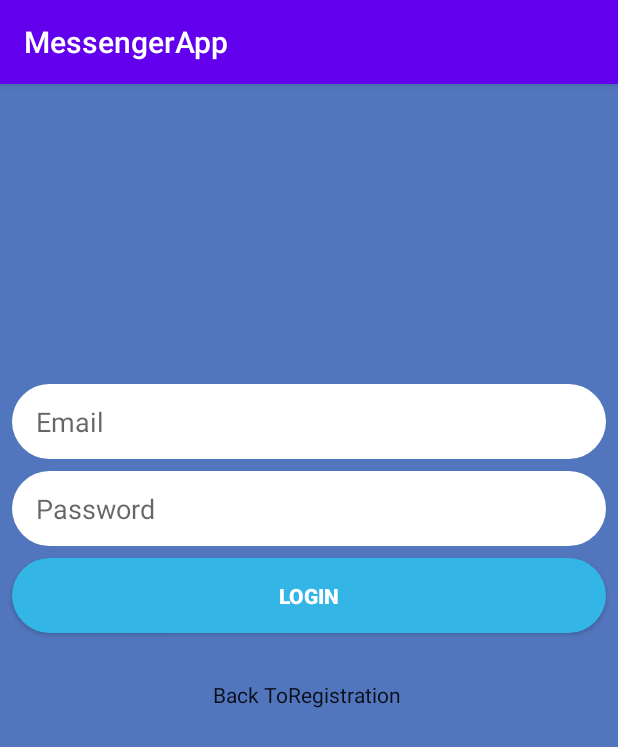
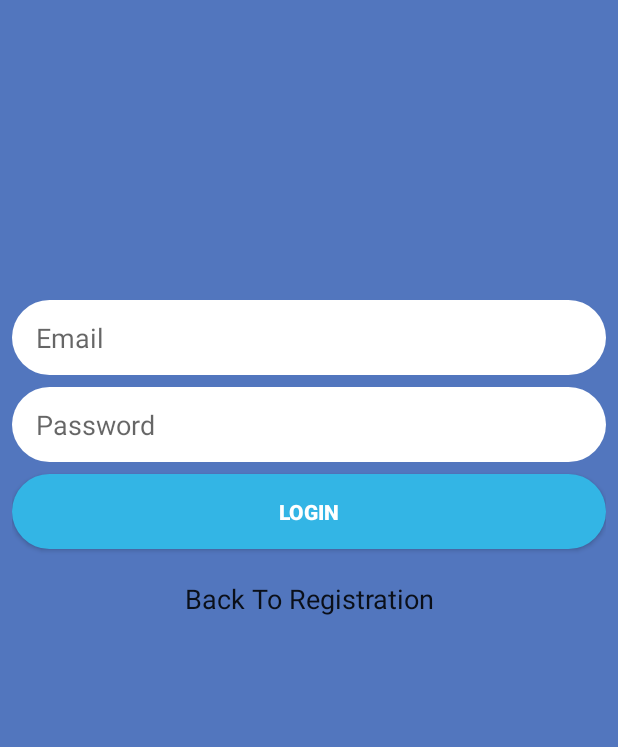
Before and after one commit to Lateef-Kdk/MessagingApp-Kotlin-, an Android app: the screen it shows after launch (LoginActivity), after a tap on "Already Have An Account?", on a phone screen of 412 x 824 dp. Shown: the top 747 px of the screen. Run offline under Robolectric (Android 15) with nearby library versions, the phone set to English and light mode, and no system bars; our stand-ins replace Firebase (no records; nobody signed in at launch, a user with empty details on screens opened directly); libraries missing offline, so code that uses them is left out: com.xwray.groupie; 1 other tap on this screen came first.

Commit message:
Made minor improvements

```diff
--- a/MessengerApp/app/src/main/java/Views/LatesMesageRow.kt
+++ b/MessengerApp/app/src/main/java/Views/LatesMesageRow.kt
@@ -1,7 +1,7 @@
 package Views
 
-import Models.ChatMessageClass
-import Models.UserClass
+import modelsPackage.ChatMessageClass
+import modelsPackage.UserClass
 import com.example.messengerapp.R
 import com.google.firebase.auth.FirebaseAuth
 import com.google.firebase.database.DataSnapshot
--- a/MessengerApp/app/src/main/java/com/example/messengerapp/SplashActivity.kt
+++ b/MessengerApp/app/src/main/java/com/example/messengerapp/SplashActivity.kt
@@ -1,12 +1,13 @@
 package com.example.messengerapp
 
-import Messages.LatestMessageActivity
-import RegisterLogin.RegisterActivity
+import messagesPackage.LatestMessageActivity
+import registerLoginPackage.RegisterActivity
 import android.content.Intent
 import androidx.appcompat.app.AppCompatActivity
 import android.os.Bundle
 import android.os.Handler
 import android.util.Log
+import android.view.WindowManager
 import com.google.firebase.auth.FirebaseAuth
 
 class SplashActivity : AppCompatActivity() {
@@ -16,6 +17,10 @@ class SplashActivity : AppCompatActivity() {
         super.onCreate(savedInstanceState)
         setContentView(R.layout.activity_splash)
 
+        supportActionBar?.hide()    //hide the fat bar at the top of the app/
+        window.setFlags(WindowManager.LayoutParams.FLAG_FULLSCREEN, WindowManager.LayoutParams.FLAG_FULLSCREEN) // Hide the status bar
+
+        //I think this just makes it wait.
         handler = Handler()
         handler.postDelayed({
             verifyUserIsLoggedIn()
--- a/MessengerApp/app/src/main/java/Messages/ChatLogActivity.kt
+++ b/MessengerApp/app/src/main/java/messagesPackage/ChatLogActivity.kt
@@ -1,7 +1,7 @@
-package Messages
+package messagesPackage
 
-import Models.ChatMessageClass
-import Models.UserClass
+import modelsPackage.ChatMessageClass
+import modelsPackage.UserClass
 import androidx.appcompat.app.AppCompatActivity
 import android.os.Bundle
 import android.util.Log
--- a/MessengerApp/app/src/main/java/Messages/NewMessageActivity.kt
+++ b/MessengerApp/app/src/main/java/messagesPackage/NewMessageActivity.kt
@@ -1,6 +1,6 @@
-package Messages
+package messagesPackage
 
-import Models.UserClass
+import modelsPackage.UserClass
 import android.content.Intent
 import androidx.appcompat.app.AppCompatActivity
 import android.os.Bundle
--- a/MessengerApp/app/src/main/java/Models/ChatMessageClass.kt
+++ b/MessengerApp/app/src/main/java/modelsPackage/ChatMessageClass.kt
@@ -1,4 +1,4 @@
-package Models
+package modelsPackage
 
 class ChatMessageClass (val id: String, val text: String, val fromID: String, val toID: String, val timeStamp: Long){
     constructor() : this("","","","",-1)
--- a/MessengerApp/app/src/main/java/Models/UserClass.kt
+++ b/MessengerApp/app/src/main/java/modelsPackage/UserClass.kt
@@ -1,4 +1,4 @@
-package Models
+package modelsPackage
 
 import android.os.Parcelable
 import kotlinx.android.parcel.Parcelize
--- a/MessengerApp/app/src/main/java/RegisterLogin/LoginActivity.kt
+++ b/MessengerApp/app/src/main/java/registerLoginPackage/LoginActivity.kt
@@ -1,9 +1,10 @@
-package RegisterLogin
+package registerLoginPackage
 
-import Messages.LatestMessageActivity
+import messagesPackage.LatestMessageActivity
 import android.content.Intent
 import android.os.Bundle
 import android.util.Log
+import android.view.WindowManager
 import android.widget.Toast
 import androidx.appcompat.app.AppCompatActivity
 import com.example.messengerapp.R
@@ -19,8 +20,12 @@ class LoginActivity: AppCompatActivity(){
         super.onCreate(savedInstanceState)
         setContentView(R.layout.activity_login)
 
-        auth = FirebaseAuth.getInstance()   //this was originally auth=Firebase.auth
-                                            //but that gave us errors
+        supportActionBar?.hide()    //hide the fat bar at the top of the app/
+        window.setFlags(WindowManager.LayoutParams.FLAG_FULLSCREEN, WindowManager.LayoutParams.FLAG_FULLSCREEN) // Hide the status bar
+
+
+
+        auth = FirebaseAuth.getInstance()   //this was originally auth=Firebase.auth, but that gave us errors
 
         Login_Button_ID.setOnClickListener {
             Log.d(TAG,"Someone Clicked the Login Button")
@@ -29,8 +34,8 @@ class LoginActivity: AppCompatActivity(){
 
         BackToRegistration_TextView_ID.setOnClickListener {
             Log.d(TAG,"Go back to the Registration Screen")
-            val myRegistrationIntent = Intent(this,
-                RegisterActivity::class.java)
+            val myRegistrationIntent = Intent(this, RegisterActivity::class.java)
+            clearPreviousActs(myRegistrationIntent)
             startActivity(myRegistrationIntent)
             //finish()
         }
@@ -65,23 +70,10 @@ class LoginActivity: AppCompatActivity(){
                 //it.message is a detailed message on why the sign in failed.
                 Toast.makeText(baseContext, "Authentication failed. Try Again Good Buddy", Toast.LENGTH_SHORT).show()
         }
-
-
-
     }
-
-    override fun onStart() {
-        super.onStart()
-        // Check if user is signed in (non-null) and update UI accordingly.
-        val currentUser = auth.currentUser
-        //updateUI(currentUser)
-    }
-
 
     private fun clearPreviousActs(intent: Intent){
         Log.d(TAG,"Previous Acts GONE!")
         intent.flags = Intent.FLAG_ACTIVITY_CLEAR_TASK.or(Intent.FLAG_ACTIVITY_NEW_TASK)
     }
-    //TODO it says success and failure when you login, gotta fix that.
-
 }
--- a/MessengerApp/app/src/main/java/RegisterLogin/RegisterActivity.kt
+++ b/MessengerApp/app/src/main/java/registerLoginPackage/RegisterActivity.kt
@@ -1,9 +1,8 @@
-package RegisterLogin
+package registerLoginPackage
 
 
-import Messages.LatestMessageActivity
-import Models.UserClass
-import android.app.ActionBar
+import messagesPackage.LatestMessageActivity
+import modelsPackage.UserClass
 import android.app.Activity
 import android.content.Intent
 import android.content.pm.PackageManager
@@ -12,7 +11,6 @@ import android.os.Build
 import android.os.Bundle
 import android.util.Log
 import android.util.Patterns
-import android.view.View
 import android.view.WindowManager
 import android.widget.Toast
 import androidx.appcompat.app.AppCompatActivity
@@ -56,8 +54,8 @@ class RegisterActivity : AppCompatActivity() {
 
         AlreadyHaveAccount_TextView_ID.setOnClickListener {
             Log.d("MainActTag", "Go to Login Activity")
-            val myLoginIntent = Intent(this,
-                LoginActivity::class.java)
+            val myLoginIntent = Intent(this, LoginActivity::class.java)
+            clearPreviousActs(myLoginIntent)
             startActivity(myLoginIntent)
         }
 
@@ -255,6 +253,7 @@ class RegisterActivity : AppCompatActivity() {
         }
     }
 
+
 //END OF CLASS!
 }
 
--- a/MessengerApp/app/src/main/res/layout/activity_chat_log.xml
+++ b/MessengerApp/app/src/main/res/layout/activity_chat_log.xml
@@ -4,7 +4,7 @@
     xmlns:tools="http://schemas.android.com/tools"
     android:layout_width="match_parent"
     android:layout_height="match_parent"
-    tools:context="Messages.ChatLogActivity"
+    tools:context="messagesPackage.ChatLogActivity"
     android:background="@android:color/white">
 
     <Button
--- a/MessengerApp/app/src/main/res/layout/activity_latest_message.xml
+++ b/MessengerApp/app/src/main/res/layout/activity_latest_message.xml
@@ -4,7 +4,7 @@
     xmlns:tools="http://schemas.android.com/tools"
     android:layout_width="match_parent"
     android:layout_height="match_parent"
-    tools:context="Messages.LatestMessageActivity">
+    tools:context="messagesPackage.LatestMessageActivity">
 
     <androidx.recyclerview.widget.RecyclerView
         android:id="@+id/LatestMessages_RecyclerView_ID"
--- a/MessengerApp/app/src/main/res/layout/activity_login.xml
+++ b/MessengerApp/app/src/main/res/layout/activity_login.xml
@@ -7,63 +7,76 @@
     android:layout_width="match_parent"
     android:layout_height="match_parent"
     android:background="#C31F4EAC"
-    tools:context="RegisterLogin.LoginActivity">
+    tools:context="registerLoginPackage.LoginActivity">
+
+
+    <ScrollView
+        android:id="@+id/Login_ScrollView_ID"
+        android:layout_width="match_parent"
+        android:layout_height="match_parent"
+        app:layout_constraintBottom_toBottomOf="parent"
+        app:layout_constraintEnd_toEndOf="parent"
+        app:layout_constraintStart_toStartOf="parent"
+        app:layout_constraintTop_toTopOf="parent">
+
+        <LinearLayout
+            android:id="@+id/Login_ScrollViewLinearLayout_ID"
+            android:layout_width="match_parent"
+            android:layout_height="wrap_content"
+            android:gravity="center"
+            android:orientation="vertical"
+            android:paddingStart="8dp"
+            android:paddingEnd="8dp">
+
+            <EditText
+                android:id="@+id/LoginEmail_EditText_ID"
+                android:layout_width="match_parent"
+                android:layout_height="50dp"
+                android:layout_marginTop="200dp"
+                android:background="@drawable/rounded_edittext_register"
+                android:ems="10"
+                android:hint="@string/email"
+                android:importantForAutofill="no"
+                android:inputType="textEmailAddress"
+                android:paddingStart="16dp"
+                android:paddingEnd="16dp" />
 
 
             <EditText
-        android:id="@+id/LoginEmail_EditText_ID"
-        android:layout_width="0dp"
-        android:layout_height="50dp"
-        android:layout_marginStart="8dp"
-        android:layout_marginTop="200dp"
-        android:layout_marginEnd="8dp"
-        android:background="@drawable/rounded_edittext_register"
-        android:ems="10"
-        android:hint="Email"
-        android:inputType="textEmailAddress"
-        android:paddingLeft="16dp"
-        app:layout_constraintEnd_toEndOf="parent"
-        app:layout_constraintHorizontal_bias="0.0"
-        app:layout_constraintStart_toStartOf="parent"
-        app:layout_constraintTop_toTopOf="parent" />
-
-    <EditText
                 android:id="@+id/LoginPassword_EditText_ID"
-        android:layout_width="0dp"
+                android:layout_width="match_parent"
                 android:layout_height="50dp"
                 android:layout_marginTop="8dp"
                 android:background="@drawable/rounded_edittext_register"
                 android:ems="10"
-        android:hint="Password"
+                android:hint="@string/password"
+                android:importantForAutofill="no"
                 android:inputType="textPassword"
-        android:paddingLeft="16dp"
-        app:layout_constraintEnd_toEndOf="@+id/LoginEmail_EditText_ID"
-        app:layout_constraintStart_toStartOf="@+id/LoginEmail_EditText_ID"
-        app:layout_constraintTop_toBottomOf="@+id/LoginEmail_EditText_ID" />
+                android:paddingStart="16dp"
+                android:paddingEnd="16dp" />
 
             <Button
                 android:id="@+id/Login_Button_ID"
-        android:layout_width="0dp"
+                android:layout_width="match_parent"
                 android:layout_height="50dp"
                 android:layout_marginTop="8dp"
                 android:background="@drawable/rounded_button"
-        android:text="Login"
+                android:text="@string/login"
                 android:textColor="#FFFFFF"
-        android:textStyle="bold"
-        app:layout_constraintEnd_toEndOf="@+id/LoginPassword_EditText_ID"
-        app:layout_constraintStart_toStartOf="@+id/LoginPassword_EditText_ID"
-        app:layout_constraintTop_toBottomOf="@+id/LoginPassword_EditText_ID" />
+                android:textStyle="bold" />
 
             <TextView
                 android:id="@+id/BackToRegistration_TextView_ID"
                 android:layout_width="wrap_content"
                 android:layout_height="50dp"
-        android:layout_marginTop="16dp"
-        android:gravity="fill"
-        android:text="Back ToRegistration "
+                android:layout_marginStart="8dp"
+                android:layout_marginTop="8dp"
+                android:layout_marginEnd="8dp"
+                android:gravity="center"
+                android:text="@string/back_to_registration"
                 android:textAppearance="@style/TextAppearance.AppCompat.Body1"
-        app:layout_constraintEnd_toEndOf="@+id/Login_Button_ID"
-        app:layout_constraintStart_toStartOf="@+id/Login_Button_ID"
-        app:layout_constraintTop_toBottomOf="@+id/Login_Button_ID" />
+                android:textSize="18sp" />
 
+        </LinearLayout>
+    </ScrollView>
 </androidx.constraintlayout.widget.ConstraintLayout>
--- a/MessengerApp/app/src/main/res/layout/activity_new_message.xml
+++ b/MessengerApp/app/src/main/res/layout/activity_new_message.xml
@@ -4,7 +4,7 @@
     xmlns:tools="http://schemas.android.com/tools"
     android:layout_width="match_parent"
     android:layout_height="match_parent"
-    tools:context="Messages.NewMessageActivity">
+    tools:context="messagesPackage.NewMessageActivity">
 
     <androidx.recyclerview.widget.RecyclerView
         android:id="@+id/NewMessage_RecycleView_ID"
--- a/MessengerApp/app/src/main/res/values/strings.xml
+++ b/MessengerApp/app/src/main/res/values/strings.xml
@@ -13,4 +13,6 @@
     values-round/strings.xml for round devices.
     -->
     <string name="hello_world">Hello Square World!</string>
+    <string name="login">Login</string>
+    <string name="back_to_registration">Back To Registration</string>
 </resources>
```
Also changed, not shown: MessengerApp/app/src/main/AndroidManifest.xml (+9 -18 lines), MessengerApp/app/src/main/java/messagesPackage/LatestMessageActivity.kt (renamed from MessengerApp/app/src/main/java/Messages/LatestMessageActivity.kt, +6 -9 lines), MessengerApp/app/src/main/res/layout/activity_register.xml (+12 -16 lines). Lines whose indentation alone changed are shown as unchanged.
